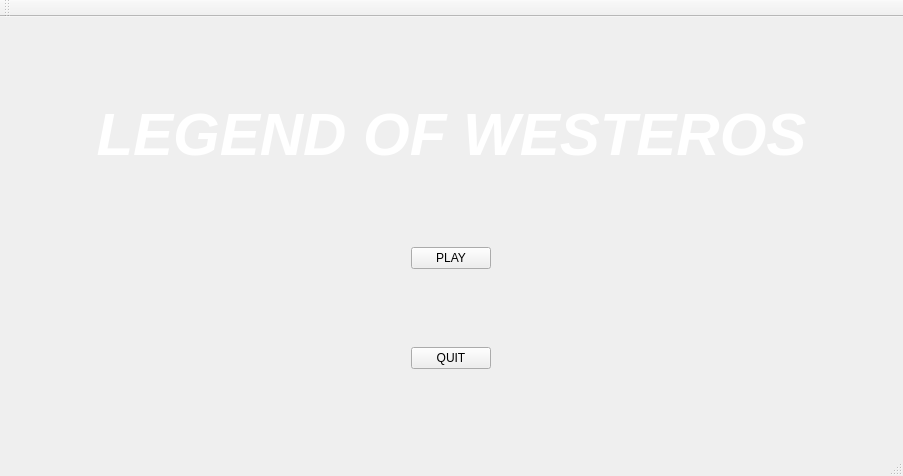
This is mainwindow.ui in AliceCasali/Legend_Of_WesterosQT as Qt 5 draws it before an edit. The edited form follows.
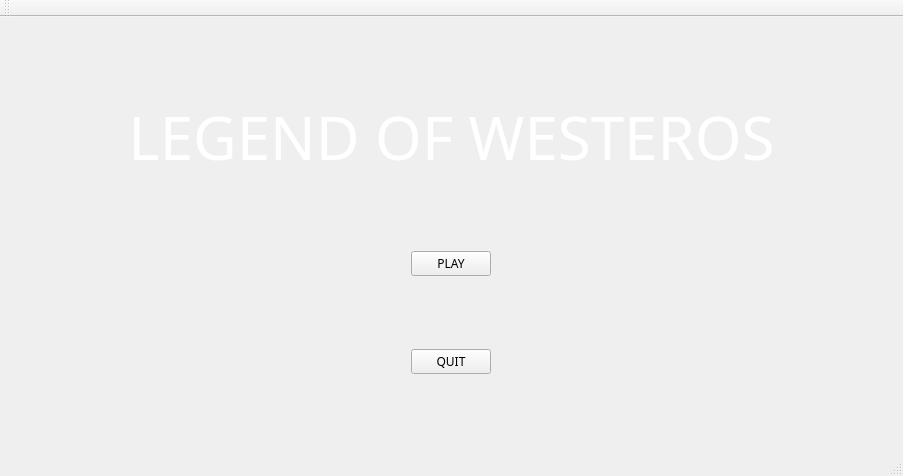
This is the edited form. Icons and pictures are not drawn.

Diff of the .ui file:
```diff
--- a/mainwindow.ui
+++ b/mainwindow.ui
@@ -43,10 +43,11 @@
       </property>
       <property name="font">
        <font>
+        <family>Game of Thrones</family>
         <pointsize>45</pointsize>
-        <weight>75</weight>
-        <italic>true</italic>
-        <bold>true</bold>
+        <weight>50</weight>
+        <italic>false</italic>
+        <bold>false</bold>
        </font>
       </property>
       <property name="text">
@@ -65,6 +66,11 @@
         <verstretch>0</verstretch>
        </sizepolicy>
       </property>
+      <property name="font">
+       <font>
+        <family>Game of Thrones</family>
+       </font>
+      </property>
       <property name="text">
        <string>PLAY</string>
       </property>
@@ -72,6 +78,11 @@
     </item>
     <item alignment="Qt::AlignHCenter">
      <widget class="QPushButton" name="quit">
+      <property name="font">
+       <font>
+        <family>Game of Thrones</family>
+       </font>
+      </property>
       <property name="layoutDirection">
        <enum>Qt::LeftToRight</enum>
       </property>
```
